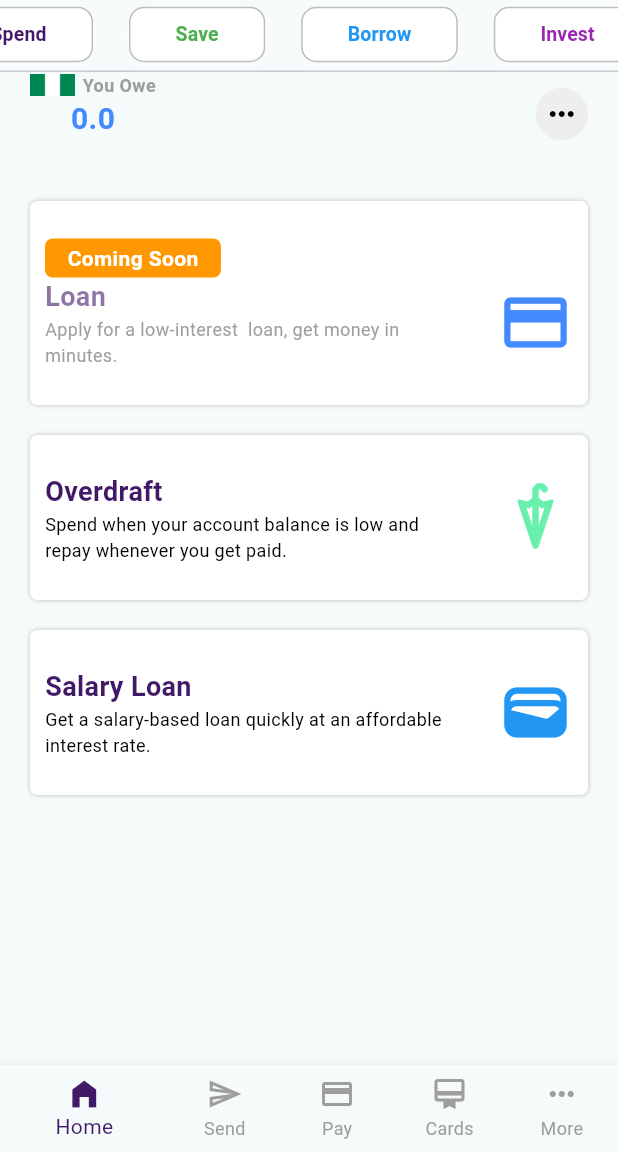
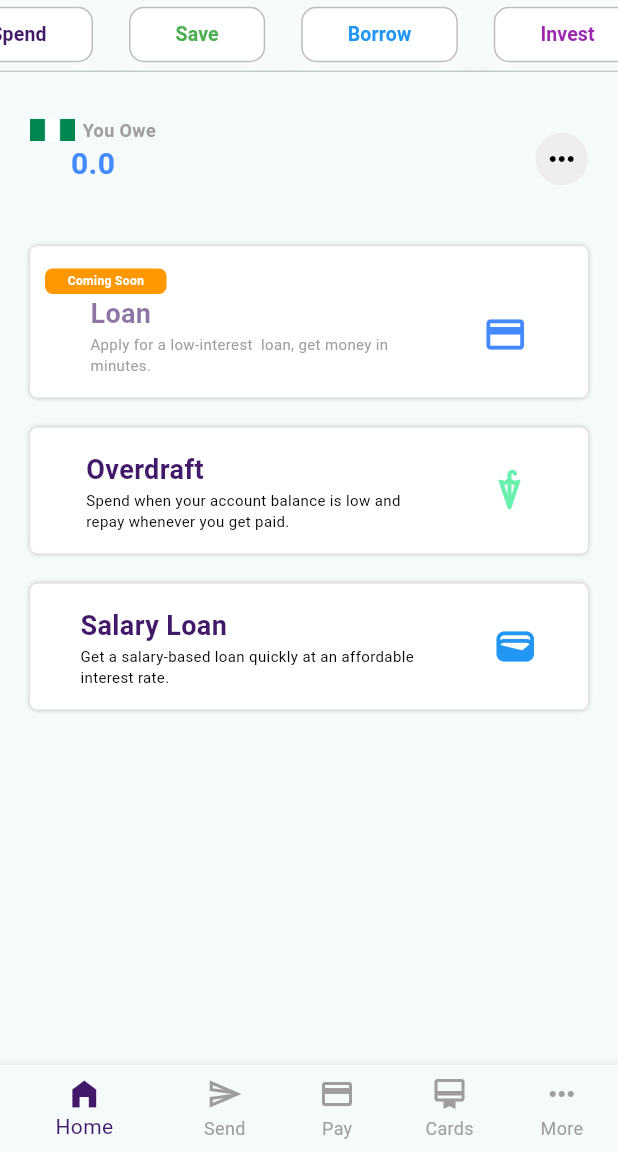
Before and after one commit to mrmarvelworld/kuda-bank-ui, a Flutter app: the screen it shows after launch, tab 3 chosen, on a phone screen of 412 x 824 dp, the part 84-1236 px from its top. Run offline on Flutter 3.47's test engine with Material 3 defaults, Android fonts, the phone set to English and light mode, and no system bars; our stand-ins replace flutter_native_splash; missing offline and left inert: flutter_paystack.

Commit message:
changed some fontsize

```diff
--- a/lib/widgets/tabs/borrow_tab.dart
+++ b/lib/widgets/tabs/borrow_tab.dart
@@ -8,7 +8,7 @@ class BorrowTab extends StatelessWidget {
   Widget build(BuildContext context) {
     return SingleChildScrollView(
       child: Container(
-        margin: EdgeInsets.only(left: 20, right: 20),
+        margin: EdgeInsets.only(left: 20, right: 20, top: 30),
         child: Column(children: <Widget>[
           BalanceBar(
             title: 'You Owe',
@@ -26,7 +26,7 @@ class BorrowTab extends StatelessWidget {
             icon: Icon(
               Icons.credit_card,
               color: Colors.blueAccent,
-              size: 50,
+              size: 30,
             ),
           ),
           BorrowCard(
@@ -36,7 +36,7 @@ class BorrowTab extends StatelessWidget {
               icon: Icon(
                 Icons.umbrella_rounded,
                 color: Colors.greenAccent,
-                size: 50,
+                size: 30,
               )),
           BorrowCard(
               title: 'Salary Loan',
@@ -45,7 +45,7 @@ class BorrowTab extends StatelessWidget {
               icon: Icon(
                 Icons.wallet,
                 color: Colors.blue,
-                size: 50,
+                size: 30,
               )),
         ]),
       ),
@@ -82,7 +82,7 @@ class BorrowCard extends StatelessWidget {
         borderRadius: BorderRadius.circular(5),
       ),
       width: double.infinity,
-      padding: EdgeInsets.symmetric(horizontal: 10, vertical: 25),
+      padding: EdgeInsets.symmetric(horizontal: 10, vertical: 15),
       child: Column(
           crossAxisAlignment: CrossAxisAlignment.start,
           children: <Widget>[
@@ -94,7 +94,9 @@ class BorrowCard extends StatelessWidget {
                     child: Text(
                       'Coming Soon',
                       style: TextStyle(
-                          color: Colors.white, fontWeight: FontWeight.bold),
+                          color: Colors.white,
+                          fontWeight: FontWeight.bold,
+                          fontSize: 8),
                     ),
                     padding: EdgeInsets.symmetric(horizontal: 15, vertical: 3),
                     decoration: BoxDecoration(
@@ -105,7 +107,7 @@ class BorrowCard extends StatelessWidget {
                 ],
               ),
             Row(
-              mainAxisAlignment: MainAxisAlignment.spaceBetween,
+              mainAxisAlignment: MainAxisAlignment.spaceAround,
               children: <Widget>[
                 Column(
                   crossAxisAlignment: CrossAxisAlignment.start,
@@ -119,10 +121,10 @@ class BorrowCard extends StatelessWidget {
                       subtitle1,
                       softWrap: true,
                       maxLines: 2,
-                      style: TextStyle(color: subtitleColor, fontSize: 12),
+                      style: TextStyle(color: subtitleColor, fontSize: 10),
                     ),
                     Text(subtitle2,
-                        style: TextStyle(color: subtitleColor, fontSize: 12))
+                        style: TextStyle(color: subtitleColor, fontSize: 10))
                   ],
                 ),
                 icon
--- a/lib/widgets/tabs/invest_tab.dart
+++ b/lib/widgets/tabs/invest_tab.dart
@@ -38,7 +38,7 @@ class InvestTab extends StatelessWidget {
             ),
             Text(
               'Buy stocks with as little as \$10.',
-              style: TextStyle(fontSize: 12, fontWeight: FontWeight.w600),
+              style: TextStyle(fontSize: 12, fontWeight: FontWeight.w500),
             ),
             KudaButton(title: 'Find a Stock'),
             smallText(text: 'Kuda doesn\'t give investment adivce.Please,'),
@@ -76,7 +76,7 @@ class smallText extends StatelessWidget {
   Widget build(BuildContext context) {
     return Text(
       text,
-      style: TextStyle(fontSize: 9, color: Colors.grey),
+      style: TextStyle(fontSize: 10, color: Colors.grey.shade400),
     );
   }
 }
--- a/lib/widgets/tabs/save_tab.dart
+++ b/lib/widgets/tabs/save_tab.dart
@@ -10,7 +10,7 @@ class SaveTab extends StatelessWidget {
     return SingleChildScrollView(
       physics: NeverScrollableScrollPhysics(),
       child: Container(
-        margin: EdgeInsets.only(left: 20, right: 20),
+        margin: EdgeInsets.only(left: 20, right: 20, top: 30),
         child: Column(
           children: <Widget>[
             SizedBox(height: 30),
@@ -59,7 +59,7 @@ class SaveTab extends StatelessWidget {
             Container(
               color: Colors.white,
               width: double.infinity,
-              height: 300,
+              height: 250,
               child: Image.asset(
                 'assets/images/nigeria_piggy_bank.png',
                 // fit: BoxFit.fitHeight,
```
